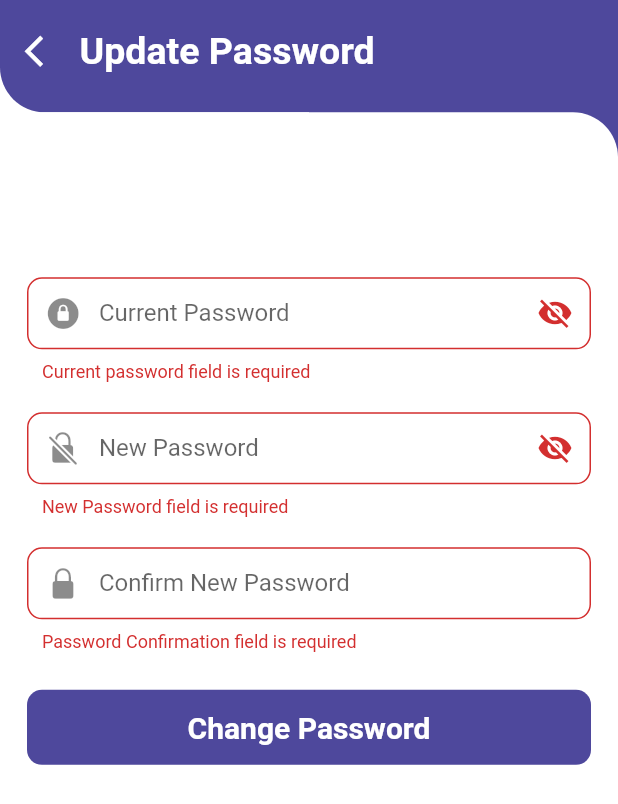
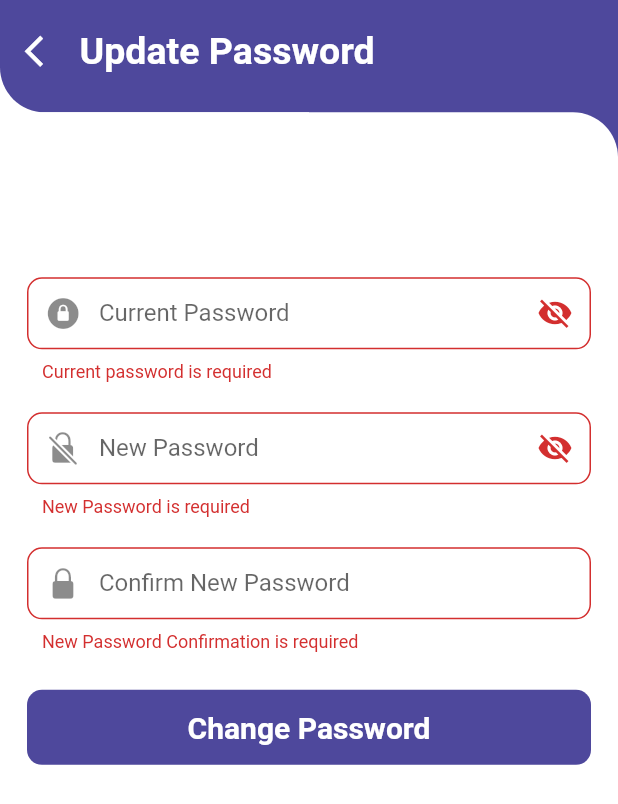
Before and after one commit to zaidanali028/ask-kstu-frontend, a Flutter app: the UpdatePasswordPage screen opened directly, after a tap on "Change Password", on a phone screen of 412 x 824 dp. Shown: the top 804 px of the screen. Run offline on Flutter 3.47's test engine with Material 2 defaults, Android fonts, the phone set to English and light mode, and no system bars; our stand-ins replace connectivity, flutter_spinkit, font_awesome_flutter, image_picker, shared_preferences, shimmer and 1 more; missing offline and left inert: flutter_custom_carousel_slider, notification_permissions, onesignal_flutter, simple_fontellico_progress_dialog; accounts and stored records are empty.

Commit message:
Is another  brand new day

```diff
--- a/lib/feature/pages/update_password_page.dart
+++ b/lib/feature/pages/update_password_page.dart
@@ -164,7 +164,7 @@ class _UpdatePasswordPageState extends State<UpdatePasswordPage> {
                                       child: TextFormField(
                                         validator: ((value) {
                                           if (value!.isEmpty) {
-                                            return "Current password field is required";
+                                            return "Current password is required";
                                           }
                                           return null;
                                         }),
@@ -201,7 +201,7 @@ class _UpdatePasswordPageState extends State<UpdatePasswordPage> {
                                       child: TextFormField(
                                         validator: ((value) {
                                           if (value!.isEmpty) {
-                                            return "New Password field is required";
+                                            return "New Password is required";
                                           }
                                           return null;
                                         }),
@@ -238,7 +238,7 @@ class _UpdatePasswordPageState extends State<UpdatePasswordPage> {
                                       child: TextFormField(
                                         validator: ((value) {
                                           if (value!.isEmpty) {
-                                            return "Password Confirmation field is required";
+                                            return "New Password Confirmation is required";
                                           }
                                           return null;
                                         }),
```
